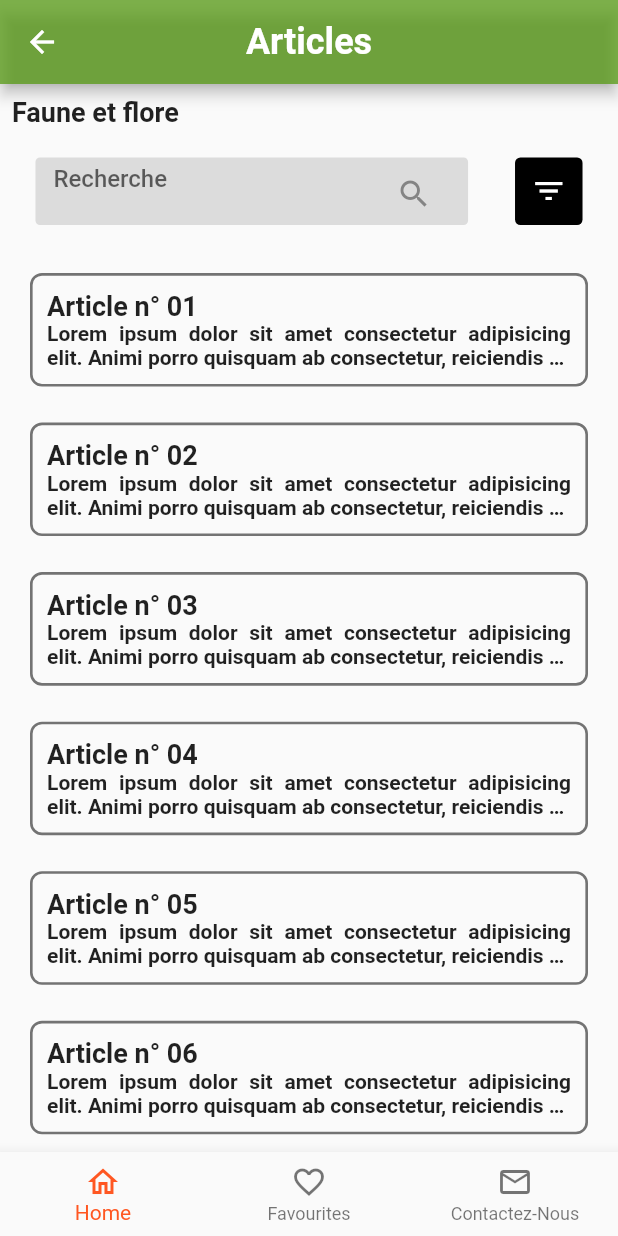
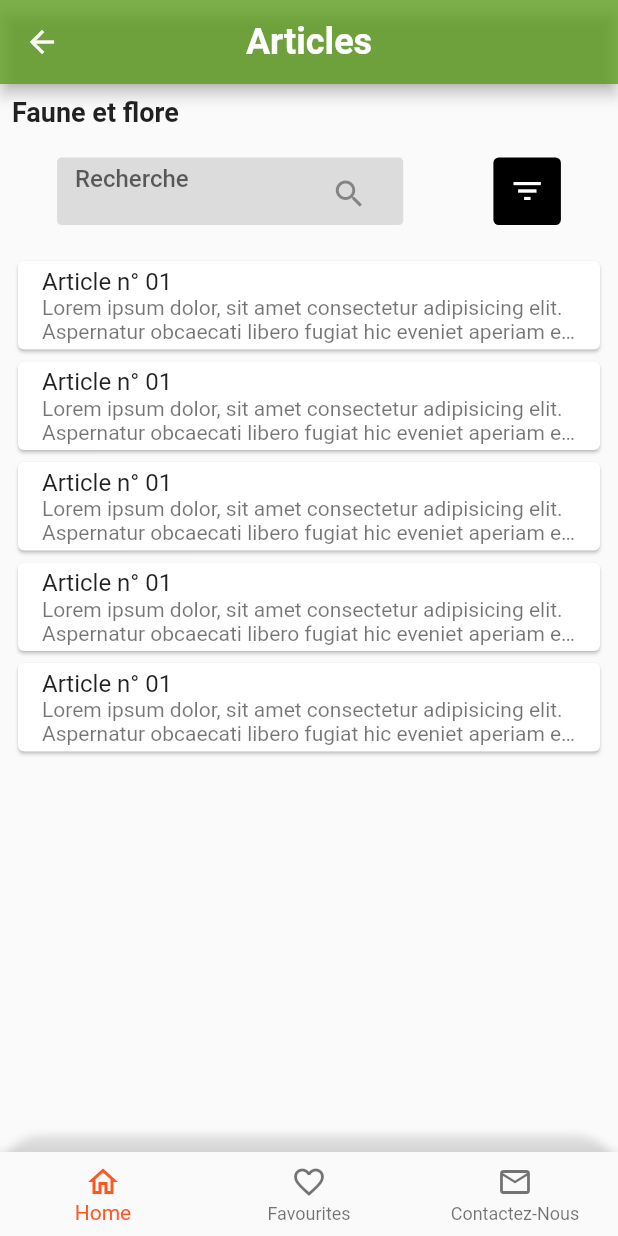
Before and after one commit to Toukoms/go_law, a Flutter app: the screen it shows after launch, after a tap on "Faune et flore", on a phone screen of 412 x 824 dp. Run offline on Flutter 3.47's test engine with Material 2 defaults, Android fonts, the phone set to English and light mode, and no system bars; our stand-ins replace flutter_markdown.

Commit message:
manage screen

```diff
--- a/lib/components/bottom_navigation_bar.dart
+++ b/lib/components/bottom_navigation_bar.dart
@@ -1,10 +1,12 @@
 import 'package:flutter/material.dart';
-import 'package:go_law/screen/home/home_page.dart';
 
 class CustomBottomNavigationBar extends StatefulWidget {
   const CustomBottomNavigationBar({
     Key? key,
+    required this.index,
   }) : super(key: key);
+
+  final int index;
 
   @override
   State<CustomBottomNavigationBar> createState() =>
@@ -14,23 +16,41 @@ class CustomBottomNavigationBar extends StatefulWidget {
 class _CustomBottomNavigationBarState extends State<CustomBottomNavigationBar> {
   @override
   Widget build(BuildContext context) {
-    int currentIndex = 0;
-    List<BottomNavigationBarItem> icons = const [
-      BottomNavigationBarItem(
-        label: "Home",
-        icon: Icon(Icons.home_outlined),
-      ),
-      BottomNavigationBarItem(
-        label: "Favourites",
-        icon: Icon(Icons.favorite_border),
-      ),
-      BottomNavigationBarItem(
-        label: "Contactez-Nous",
-        icon: Icon(Icons.mail_outline),
-      ),
+    int currentIndex = widget.index;
+    List<Map> bottomNavBars = const [
+      {
+        "label": "Home",
+        "icon": Icon(Icons.home_outlined),
+      },
+      {
+        "label": "Favourites",
+        "icon": Icon(Icons.favorite_border),
+      },
+      {
+        "label": "Contactez-Nous",
+        "icon": Icon(Icons.mail_outline),
+      }
+    ];
+    List<String> routes = [
+      '/',
+      '/favourites',
+      '/sendmail',
     ];
 
-    return BottomNavigationBar(
+    return Container(
+      decoration: BoxDecoration(
+        color: Colors.white,
+        borderRadius: BorderRadius.circular(50),
+        boxShadow: const [
+          BoxShadow(
+            blurRadius: 4,
+            spreadRadius: 1,
+            offset: Offset(0, -10),
+            color: Colors.black12,
+          )
+        ],
+      ),
+      child: BottomNavigationBar(
         landscapeLayout: BottomNavigationBarLandscapeLayout.linear,
         type: BottomNavigationBarType.fixed,
         currentIndex: currentIndex,
@@ -38,21 +58,12 @@ class _CustomBottomNavigationBarState extends State<CustomBottomNavigationBar> {
           setState(() {
             currentIndex = newIndex;
           });
+          Navigator.pushNamed(context, routes[currentIndex]);
         },
-      items: icons,
-    );
-  }
-
-  Expanded iconNavigation(BuildContext context, IconData icon, screen) {
-    return Expanded(
-      child: IconButton(
-        onPressed: () {
-          Navigator.pushReplacement(
-            context,
-            MaterialPageRoute(builder: (BuildContext context) => screen),
-          );
-        },
-        icon: Icon(icon),
+        items: bottomNavBars
+            .map((nav) =>
+                BottomNavigationBarItem(label: nav['label'], icon: nav['icon']))
+            .toList(),
       ),
     );
   }
--- a/lib/components/search_tool.dart
+++ b/lib/components/search_tool.dart
@@ -17,7 +17,7 @@ class SearchTool extends StatelessWidget {
       mainAxisAlignment: MainAxisAlignment.spaceAround,
       children: [
         SearchBar(
-          screenWidth: width,
+          screenWidth: width * 0.80,
           color: color,
         ),
         Container(
--- a/lib/main.dart
+++ b/lib/main.dart
@@ -1,5 +1,7 @@
 import 'package:flutter/material.dart';
+import 'package:go_law/screen/favourites/favourite_screen.dart';
 import 'package:go_law/screen/home/home_page.dart';
+import 'package:go_law/screen/mail/mail_screen.dart';
 
 void main() {
   runApp(const MyApp());
@@ -17,7 +19,12 @@ class MyApp extends StatelessWidget {
       theme: ThemeData(
         primarySwatch: Colors.deepOrange,
       ),
-      home: const MyHomePage(),
+      initialRoute: '/',
+      routes: {
+        '/': (context) => const MyHomePage(),
+        '/favourites': (context) => const FavouriteScreen(),
+        '/sendmail': (context) => const MailScreen(),
+      },
     );
   }
 }
--- a/lib/screen/articles/articles_page.dart
+++ b/lib/screen/articles/articles_page.dart
@@ -16,6 +16,34 @@ class ArticlesScreen extends StatefulWidget {
 }
 
 class _ArticlesScreenState extends State<ArticlesScreen> {
+  List<Map> articles = [
+    {
+      "title": "Article n° 01",
+      "description":
+          "Lorem ipsum dolor, sit amet consectetur adipisicing elit. Aspernatur obcaecati libero fugiat hic eveniet aperiam enim."
+    },
+    {
+      "title": "Article n° 01",
+      "description":
+          "Lorem ipsum dolor, sit amet consectetur adipisicing elit. Aspernatur obcaecati libero fugiat hic eveniet aperiam enim."
+    },
+    {
+      "title": "Article n° 01",
+      "description":
+          "Lorem ipsum dolor, sit amet consectetur adipisicing elit. Aspernatur obcaecati libero fugiat hic eveniet aperiam enim."
+    },
+    {
+      "title": "Article n° 01",
+      "description":
+          "Lorem ipsum dolor, sit amet consectetur adipisicing elit. Aspernatur obcaecati libero fugiat hic eveniet aperiam enim."
+    },
+    {
+      "title": "Article n° 01",
+      "description":
+          "Lorem ipsum dolor, sit amet consectetur adipisicing elit. Aspernatur obcaecati libero fugiat hic eveniet aperiam enim."
+    },
+  ];
+
   @override
   Widget build(BuildContext context) {
     Size size = MediaQuery.of(context).size;
@@ -47,48 +75,21 @@ class _ArticlesScreenState extends State<ArticlesScreen> {
               height: 20,
             ),
             Expanded(
-              child: SingleChildScrollView(
-                scrollDirection: Axis.vertical,
-                child: Column(
-                  children: const [
-                    Articles(
-                      title: "Article n° 01",
-                      description:
-                          "Lorem ipsum dolor sit amet consectetur adipisicing elit. Animi porro quisquam ab consectetur, reiciendis repudiandae recusandae non aut provident inventore quae officia amet labore voluptatem laboriosam autem soluta, ad eveniet.",
-                    ),
-                    Articles(
-                      title: "Article n° 02",
-                      description:
-                          "Lorem ipsum dolor sit amet consectetur adipisicing elit. Animi porro quisquam ab consectetur, reiciendis repudiandae recusandae non aut provident inventore quae officia amet labore voluptatem laboriosam autem soluta, ad eveniet.",
-                    ),
-                    Articles(
-                      title: "Article n° 03",
-                      description:
-                          "Lorem ipsum dolor sit amet consectetur adipisicing elit. Animi porro quisquam ab consectetur, reiciendis repudiandae recusandae non aut provident inventore quae officia amet labore voluptatem laboriosam autem soluta, ad eveniet.",
-                    ),
-                    Articles(
-                      title: "Article n° 04",
-                      description:
-                          "Lorem ipsum dolor sit amet consectetur adipisicing elit. Animi porro quisquam ab consectetur, reiciendis repudiandae recusandae non aut provident inventore quae officia amet labore voluptatem laboriosam autem soluta, ad eveniet.",
-                    ),
-                    Articles(
-                      title: "Article n° 05",
-                      description:
-                          "Lorem ipsum dolor sit amet consectetur adipisicing elit. Animi porro quisquam ab consectetur, reiciendis repudiandae recusandae non aut provident inventore quae officia amet labore voluptatem laboriosam autem soluta, ad eveniet.",
-                    ),
-                    Articles(
-                      title: "Article n° 06",
-                      description:
-                          "Lorem ipsum dolor sit amet consectetur adipisicing elit. Animi porro quisquam ab consectetur, reiciendis repudiandae recusandae non aut provident inventore quae officia amet labore voluptatem laboriosam autem soluta, ad eveniet.",
-                    ),
-                  ],
-                ),
+              child: ListView.builder(
+                itemCount: articles.length,
+                itemBuilder: (BuildContext context, int index) {
+                  return Articles(
+                      title: articles[index]['title'],
+                      description: articles[index]['description']);
+                },
               ),
-            )
+            ),
           ],
         ),
       ),
-      bottomNavigationBar: const CustomBottomNavigationBar(),
+      bottomNavigationBar: const CustomBottomNavigationBar(
+        index: 0,
+      ),
     );
   }
 }
--- a/lib/screen/articles/components/articles.dart
+++ b/lib/screen/articles/components/articles.dart
@@ -13,34 +13,14 @@ class Articles extends StatelessWidget {
 
   @override
   Widget build(BuildContext context) {
-    return Container(
-      margin: const EdgeInsets.all(padding),
-      padding: const EdgeInsets.all(padding * 0.8),
-      decoration: BoxDecoration(
-        border: Border.all(
-          color: Colors.black54,
-          width: 1.75,
+    return Card(
+      child: ListTile(
+        title: TextH3(title: title),
+        subtitle: Text(
+          description,
+          maxLines: 2,
+          overflow: TextOverflow.ellipsis,
         ),
-        borderRadius: BorderRadius.circular(8.0),
-      ),
-      child: Column(
-        crossAxisAlignment: CrossAxisAlignment.start,
-        children: [
-          TextH2(
-            title: title,
-          ),
-          Text(
-            description,
-            softWrap: true,
-            overflow: TextOverflow.ellipsis,
-            maxLines: 2,
-            style: const TextStyle(
-              fontSize: 14,
-              fontWeight: FontWeight.w600,
-            ),
-            textAlign: TextAlign.justify,
-          )
-        ],
       ),
     );
   }
--- /dev/null
+++ b/lib/screen/favourites/favourite_screen.dart
@@ -0,0 +1,33 @@
+import 'package:flutter/material.dart';
+import 'package:flutter_markdown/flutter_markdown.dart';
+import 'package:go_law/components/bottom_navigation_bar.dart';
+import 'package:go_law/constant.dart';
+
+class FavouriteScreen extends StatefulWidget {
+  const FavouriteScreen({Key? key}) : super(key: key);
+
+  @override
+  State<FavouriteScreen> createState() => _FavouriteScreenState();
+}
+
+class _FavouriteScreenState extends State<FavouriteScreen> {
+  String markdText = """
+# Title
+## Sous-titre
+
+""";
+  @override
+  Widget build(BuildContext context) {
+    return Scaffold(
+      appBar: AppBar(
+        backgroundColor: Colors.transparent,
+        shadowColor: Colors.transparent,
+        title: const TextH1(title: "Favoris"),
+      ),
+      body: Markdown(data: markdText),
+      bottomNavigationBar: const CustomBottomNavigationBar(
+        index: 1,
+      ),
+    );
+  }
+}
--- /dev/null
+++ b/lib/screen/home/components/custom_app_bar.dart
@@ -0,0 +1,50 @@
+import 'package:flutter/material.dart';
+
+class CustomAppBar extends StatefulWidget {
+  const CustomAppBar({Key? key}) : super(key: key);
+
+  @override
+  State<CustomAppBar> createState() => _CustomAppBarState();
+}
+
+class _CustomAppBarState extends State<CustomAppBar> {
+  final List<String> _items = ['Fr', 'Mg'];
+  String currentValue = 'Fr';
+
+  @override
+  Widget build(BuildContext context) {
+    return Container(
+      padding: const EdgeInsets.all(12.0),
+      child: Row(
+        mainAxisAlignment: MainAxisAlignment.spaceBetween,
+        children: [
+          Image.asset("images/GoLaw.png", fit: BoxFit.cover),
+          Container(
+            height: 56,
+            width: 56,
+            padding: const EdgeInsets.all(4.0),
+            decoration: BoxDecoration(
+              color: Colors.black12,
+              borderRadius: BorderRadius.circular(3),
+            ),
+            child: DropdownButton<String>(
+              value: currentValue,
+              items: _items.map((value) {
+                return DropdownMenuItem(
+                  value: value,
+                  child: Text(value),
+                );
+              }).toList(),
+              onChanged: (newValue) {
+                setState(() {
+                  currentValue = newValue!;
+                });
+              },
+              underline: const SizedBox(),
+            ),
+          )
+        ],
+      ),
+    );
+  }
+}
--- a/lib/screen/home/home_page.dart
+++ b/lib/screen/home/home_page.dart
@@ -1,5 +1,6 @@
 import 'package:flutter/material.dart';
 import 'package:go_law/components/bottom_navigation_bar.dart';
+import 'package:go_law/screen/home/components/custom_app_bar.dart';
 import 'package:go_law/components/search_tool.dart';
 import 'package:go_law/constant.dart';
 import 'package:go_law/screen/home/components/categories.dart';
@@ -19,11 +20,10 @@ class _MyHomePageState extends State<MyHomePage> {
     return Scaffold(
       body: Padding(
         padding: const EdgeInsets.all(padding * 2),
-        child: Flex(
-          direction: Axis.vertical,
+        child: Column(
           crossAxisAlignment: CrossAxisAlignment.start,
           children: [
-            customAppBar(),
+            const CustomAppBar(),
             const TextH2(title: "Recherche"),
             const SizedBox(
               height: 12,
@@ -43,37 +43,8 @@ class _MyHomePageState extends State<MyHomePage> {
           ],
         ),
       ),
-      bottomNavigationBar: const CustomBottomNavigationBar(),
-    );
-  }
-
-  Container customAppBar() {
-    return Container(
-      padding: const EdgeInsets.all(12.0),
-      child: Row(
-        mainAxisAlignment: MainAxisAlignment.spaceBetween,
-        children: [
-          Image.asset("images/GoLaw.png", fit: BoxFit.cover),
-          DropdownButton<dynamic>(
-            items: const [
-              DropdownMenuItem(
-                value: "Fr",
-                child: Text("Fr"),
-              ),
-              DropdownMenuItem(
-                value: "Mg",
-                child: Text("Mg"),
-              ),
-            ],
-            onChanged: (value) {
-              setState(() {
-                val = value;
-              });
-            },
-            borderRadius: BorderRadius.circular(10.0),
-            hint: val == "" ? const Text("Fr") : Text(val),
-          )
-        ],
+      bottomNavigationBar: const CustomBottomNavigationBar(
+        index: 0,
       ),
     );
   }
--- /dev/null
+++ b/lib/screen/mail/mail_screen.dart
@@ -0,0 +1,27 @@
+import 'package:flutter/material.dart';
+import 'package:go_law/components/bottom_navigation_bar.dart';
+import 'package:go_law/constant.dart';
+
+class MailScreen extends StatefulWidget {
+  const MailScreen({Key? key}) : super(key: key);
+
+  @override
+  State<MailScreen> createState() => _MailScreenState();
+}
+
+class _MailScreenState extends State<MailScreen> {
+  @override
+  Widget build(BuildContext context) {
+    return Scaffold(
+      body: Container(
+        padding: const EdgeInsets.all(padding),
+        child: Column(
+          children: const [TextH1(title: "MailScreen")],
+        ),
+      ),
+      bottomNavigationBar: const CustomBottomNavigationBar(
+        index: 2,
+      ),
+    );
+  }
+}
--- a/pubspec.yaml
+++ b/pubspec.yaml
@@ -34,6 +34,10 @@ dependencies:
   # The following adds the Cupertino Icons font to your application.
   # Use with the CupertinoIcons class for iOS style icons.
   cupertino_icons: ^1.0.2
+  google_fonts: ^3.0.1
+  shared_preferences: ^2.0.15
+  flutter_local_notifications: ^12.0.4
+  flutter_markdown: ^0.6.13
 
 dev_dependencies:
   flutter_test:
```
Also changed, not shown: assets/images/categories/Bribery.png (added), assets/images/categories/Open Book.png (added), assets/images/categories/Refusing.png (added), assets/images/categories/Vector.png (added), assets/images/categories/fauna and flora.png (added), lib/screen/contents/contents_screen.dart (added), pubspec.lock, 1 other file. Lines whose indentation alone changed are shown as unchanged.
